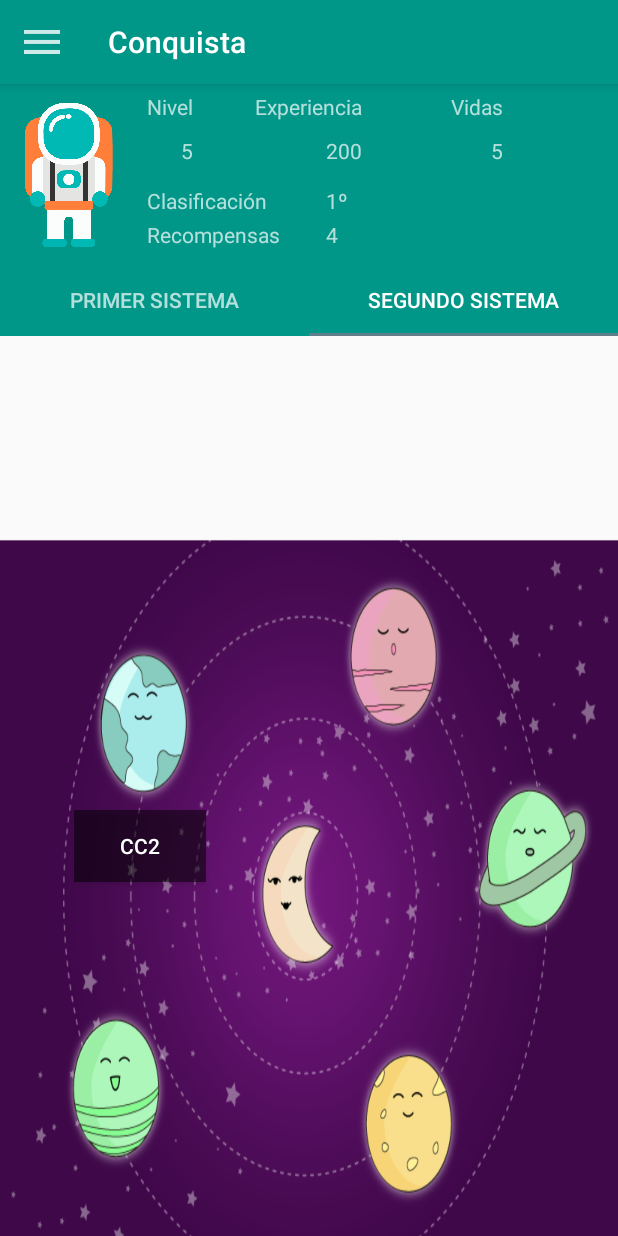
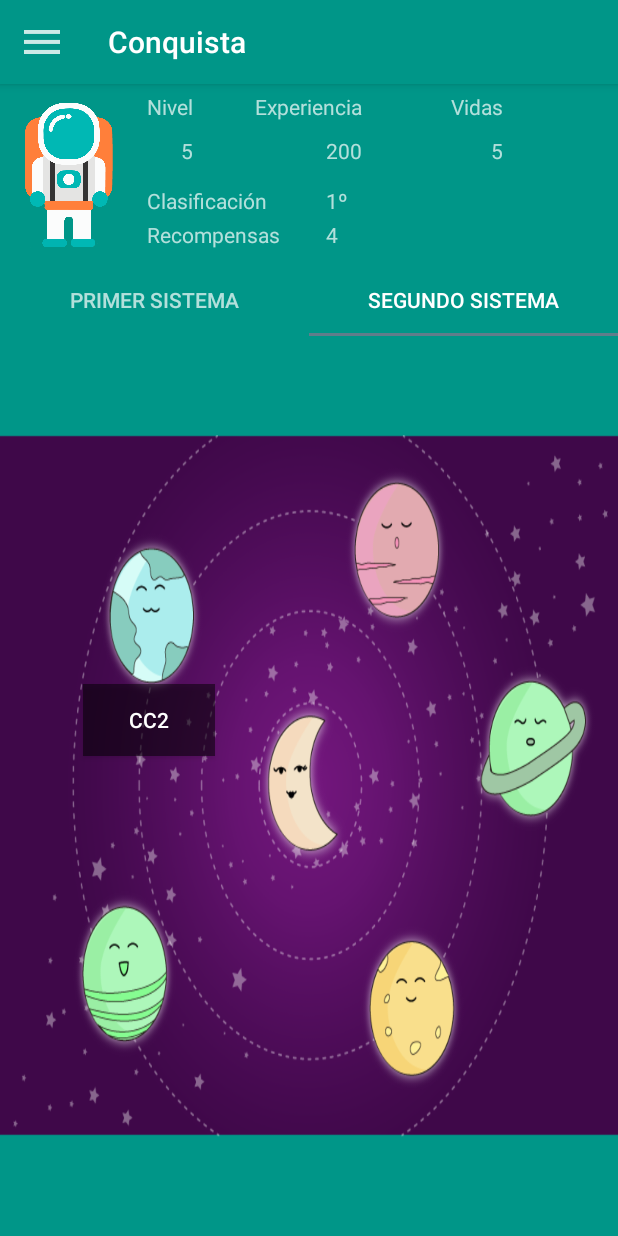
Before and after one commit to miguelfervi/Planetaria, an Android app: the Space1Fragment screen opened directly, with no data from a screen before it, tab 2 chosen, on a phone screen of 412 x 824 dp. Run offline under Robolectric (Android 15) with nearby library versions, the phone set to English and light mode, and no system bars.

Commit message:
Add refactor style

```diff
--- a/app/src/main/res/layout/fragment_space2.xml
+++ b/app/src/main/res/layout/fragment_space2.xml
@@ -1,31 +1,29 @@
 <android.support.constraint.ConstraintLayout xmlns:android="http://schemas.android.com/apk/res/android"
+    xmlns:app="http://schemas.android.com/apk/res-auto"
     xmlns:tools="http://schemas.android.com/tools"
-    android:id="@+id/space02"
+    android:id="@+id/space01"
     android:layout_width="match_parent"
     android:layout_height="match_parent"
-    xmlns:app="http://schemas.android.com/apk/res-auto"
-    android:theme="@style/ThemeOverlay.AppCompat.Dark.ActionBar"
-    app:popupTheme="@style/ThemeOverlay.AppCompat.Light"
-    tools:context="com.tfm.miguel.planetaria.Fragments.Space2Fragment">
-
-
-
+    android:background="@color/colorPrimary"
+    tools:context="com.tfm.miguel.planetaria.Fragments.Space1Fragment"
+    tools:layout_editor_absoluteY="25dp">
 
 
     <!-- TODO: Update blank fragment layout -->
     <ImageView
         android:id="@+id/conquista"
-        android:layout_width="420dp"
-
-        android:layout_height="300dp"
+        android:layout_width="0dp"
+        android:layout_height="0dp"
         android:layout_alignParentBottom="true"
         android:layout_alignParentStart="true"
-        android:layout_marginBottom="76dp"
-        android:layout_marginLeft="-8dp"
+        android:layout_marginBottom="8dp"
+        android:layout_marginTop="8dp"
         android:scaleY="1.6"
         android:src="@drawable/mundo02"
         app:layout_constraintBottom_toBottomOf="parent"
-        app:layout_constraintLeft_toLeftOf="parent"
+        app:layout_constraintEnd_toEndOf="parent"
+        app:layout_constraintStart_toStartOf="parent"
+        app:layout_constraintTop_toTopOf="parent"
         tools:layout_constraintBottom_creator="1"
         tools:layout_constraintLeft_creator="1" />
 
@@ -33,15 +31,18 @@
         android:id="@+id/button"
         android:layout_width="wrap_content"
         android:layout_height="wrap_content"
-        android:layout_marginStart="49dp"
+        android:layout_alignParentStart="true"
+        android:layout_alignTop="@+id/conquista"
+        android:background="#80000000"
         android:text="CC2"
-        android:background="#80000000"
-        android:layout_alignTop="@+id/conquista"
-        android:layout_alignParentStart="true"
-        tools:layout_constraintTop_creator="1"
-        android:layout_marginTop="92dp"
+        android:textColor="#FFFFFF"
+        app:layout_constraintBottom_toBottomOf="parent"
+        app:layout_constraintEnd_toEndOf="parent"
+        app:layout_constraintHorizontal_bias="0.17"
+        app:layout_constraintStart_toStartOf="parent"
+        app:layout_constraintTop_toTopOf="parent"
+        app:layout_constraintVertical_bias="0.42"
         tools:layout_constraintLeft_creator="1"
-        app:layout_constraintLeft_toLeftOf="parent"
-        app:layout_constraintTop_toTopOf="@+id/conquista" />
+        tools:layout_constraintTop_creator="1" />
 
 </android.support.constraint.ConstraintLayout>
```
Also changed, not shown: app/src/main/java/com/tfm/miguel/planetaria/Fragments/SistemaNavegacionFragment.java (+62 -1 lines), app/src/main/res/layout/activity_login.xml (+4 -4 lines), app/src/main/res/layout/fragment_sistema_navegacion.xml (+14 -6 lines), app/src/main/res/layout/fragment_space1.xml (+21 -19 lines).
